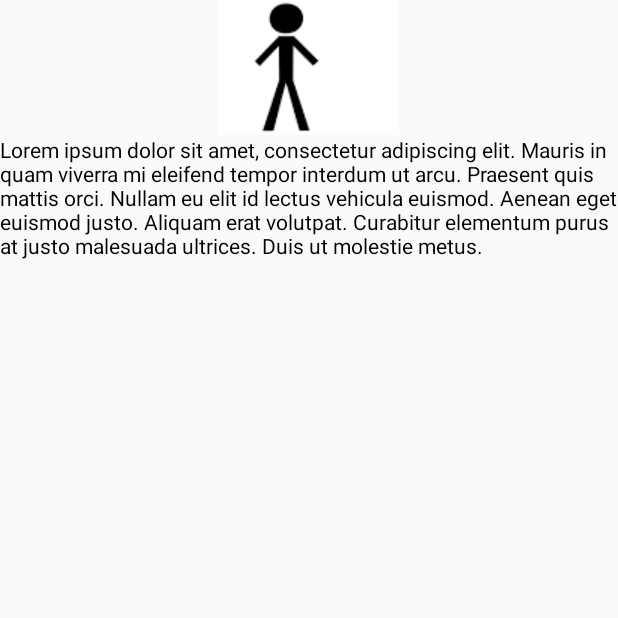
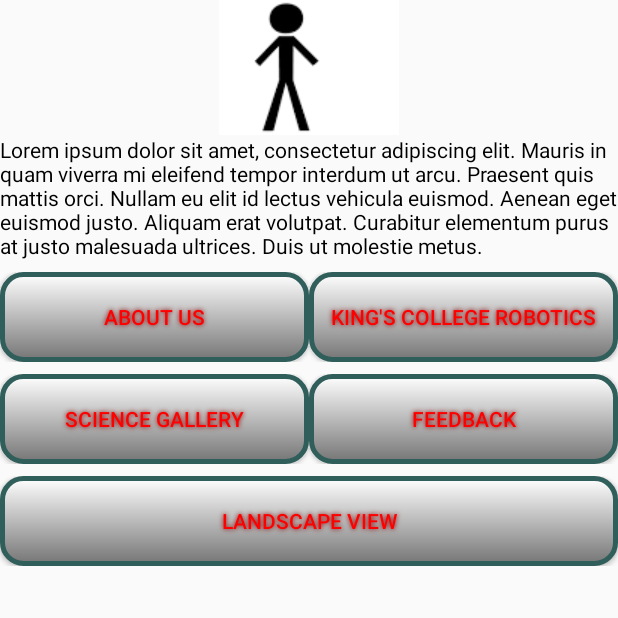
Before and after one commit to maheshuk31/KillerRobotApplication, an Android app: the screen it shows after launch (MainActivity), on a phone screen of 412 x 824 dp, the top half of it. Run offline under Robolectric (Android 15) with nearby library versions, the phone set to English and light mode, and no system bars.

Commit message:
Gradient coloured button

```diff
--- /dev/null
+++ b/app/src/main/res/drawable/btn_shape_normal.xml
@@ -0,0 +1,28 @@
+<?xml version="1.0" encoding="utf-8"?>
+<shape xmlns:android="http://schemas.android.com/apk/res/android" android:shape="rectangle" >
+    <corners
+        android:radius="14dp"
+        />
+    <!--<solid-->
+        <!--android:color="#bab7b7"-->
+        <!--/>-->
+    <gradient
+        android:startColor="#FEFEFE"
+        android:endColor="#767676"
+        android:angle="-270"
+        />
+    <padding
+        android:left="0dp"
+        android:top="0dp"
+        android:right="0dp"
+        android:bottom="0dp"
+        />
+    <size
+        android:width="270dp"
+        android:height="60dp"
+        />
+    <stroke
+        android:width="3dp"
+        android:color="#305E5A"
+        />
+</shape>
--- a/app/src/main/res/layout/content_main.xml
+++ b/app/src/main/res/layout/content_main.xml
@@ -42,6 +42,99 @@
                 android:textColor="#000000"
                 android:text="Lorem ipsum dolor sit amet, consectetur adipiscing elit. Mauris in quam viverra mi eleifend tempor interdum ut arcu. Praesent quis mattis orci. Nullam eu elit id lectus vehicula euismod. Aenean eget euismod justo. Aliquam erat volutpat. Curabitur elementum purus at justo malesuada ultrices. Duis ut molestie metus. "/>
 
+            <TableLayout
+                android:layout_width="match_parent"
+                android:layout_height="wrap_content">
+
+                <TableRow
+                    android:layout_width="match_parent"
+                    android:layout_height="match_parent"
+                    android:weightSum="1"
+                    android:paddingTop="8dp">
+
+                    <Button
+                        android:text="About Us"
+                        android:layout_width="0dp"
+                        android:layout_height="wrap_content"
+                        android:layout_weight="0.5"
+                        android:id="@+id/btnAboutUs"
+                        android:shadowColor="#8F0000"
+                        android:shadowDx="0"
+                        android:shadowDy="0"
+                        android:shadowRadius="4"
+                        android:textColor="#FF0000"
+                        android:background="@drawable/btn_shape_normal" />
+
+                    <Button
+                        android:text="King's College Robotics"
+                        android:layout_width="0dp"
+                        android:layout_height="wrap_content"
+                        android:layout_weight="0.5"
+                        android:id="@+id/button2"
+                        android:background="@drawable/btn_shape_normal"
+                        android:shadowColor="#8F0000"
+                        android:shadowDx="0"
+                        android:shadowDy="0"
+                        android:shadowRadius="4"
+                        android:textColor="#FF0000"/>
+                </TableRow>
+
+                <TableRow
+                    android:layout_width="match_parent"
+                    android:layout_height="wrap_content"
+                    android:weightSum="1"
+                    android:paddingTop="8dp">
+
+                    <Button
+                        android:text="Science Gallery"
+                        android:layout_width="0dp"
+                        android:layout_height="wrap_content"
+                        android:layout_weight="0.5"
+                        android:id="@+id/btnScienceGallery"
+                        android:background="@drawable/btn_shape_normal"
+                        android:shadowColor="#8F0000"
+                        android:shadowDx="0"
+                        android:shadowDy="0"
+                        android:shadowRadius="4"
+                        android:textColor="#FF0000"/>
+
+                    <Button
+                        android:text="Feedback"
+                        android:layout_width="0dp"
+                        android:layout_height="wrap_content"
+                        android:layout_weight="0.5"
+                        android:id="@+id/btnFeedback"
+                        android:background="@drawable/btn_shape_normal"
+                        android:shadowColor="#8F0000"
+                        android:shadowDx="0"
+                        android:shadowDy="0"
+                        android:shadowRadius="4"
+                        android:textColor="#FF0000"/>
+
+                </TableRow>
+
+                <TableRow
+                    android:layout_width="match_parent"
+                    android:layout_height="match_parent"
+                    android:weightSum="1"
+                    android:paddingTop="8dp">
+
+                    <Button
+                        android:text="Landscape View"
+                        android:layout_width="0dp"
+                        android:layout_height="wrap_content"
+                        android:layout_weight="1"
+                        android:id="@+id/btnLandscapeView"
+                        android:background="@drawable/btn_shape_normal"
+                        android:shadowColor="#8F0000"
+                        android:shadowDx="0"
+                        android:shadowDy="0"
+                        android:shadowRadius="4"
+                        android:textColor="#FF0000" />
+                </TableRow>
+
+            </TableLayout>
+
         </LinearLayout>
 
     </RelativeLayout>
```
Also changed, not shown: app/src/main/res/drawable/gradient_btn.jpg (added).
